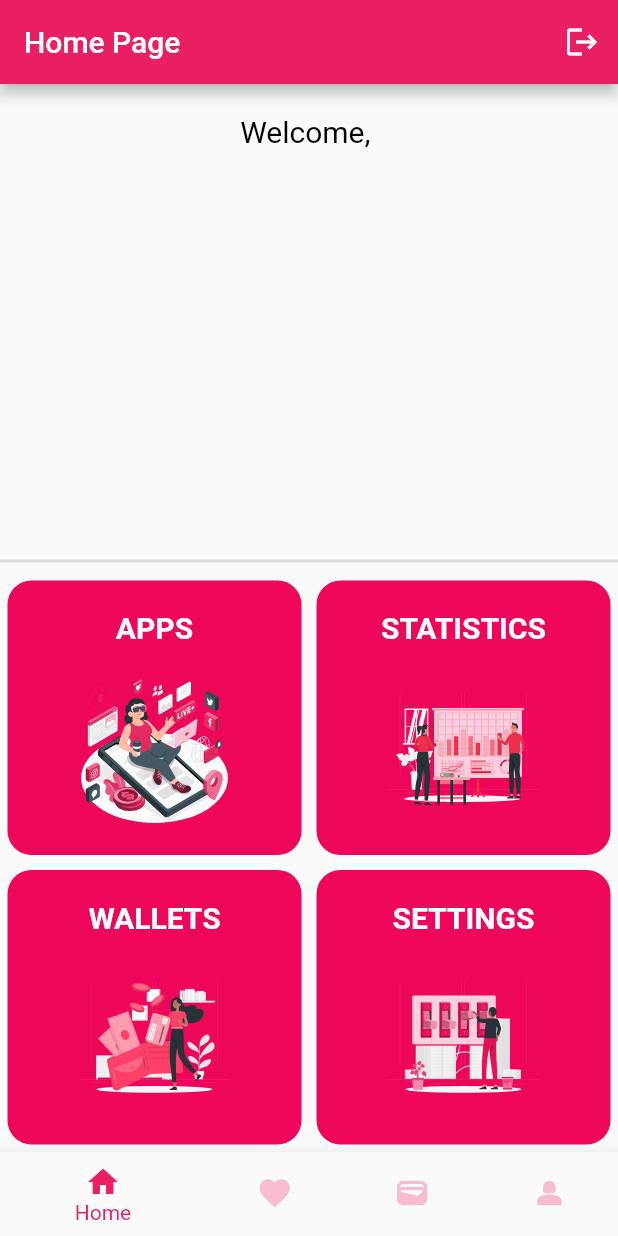
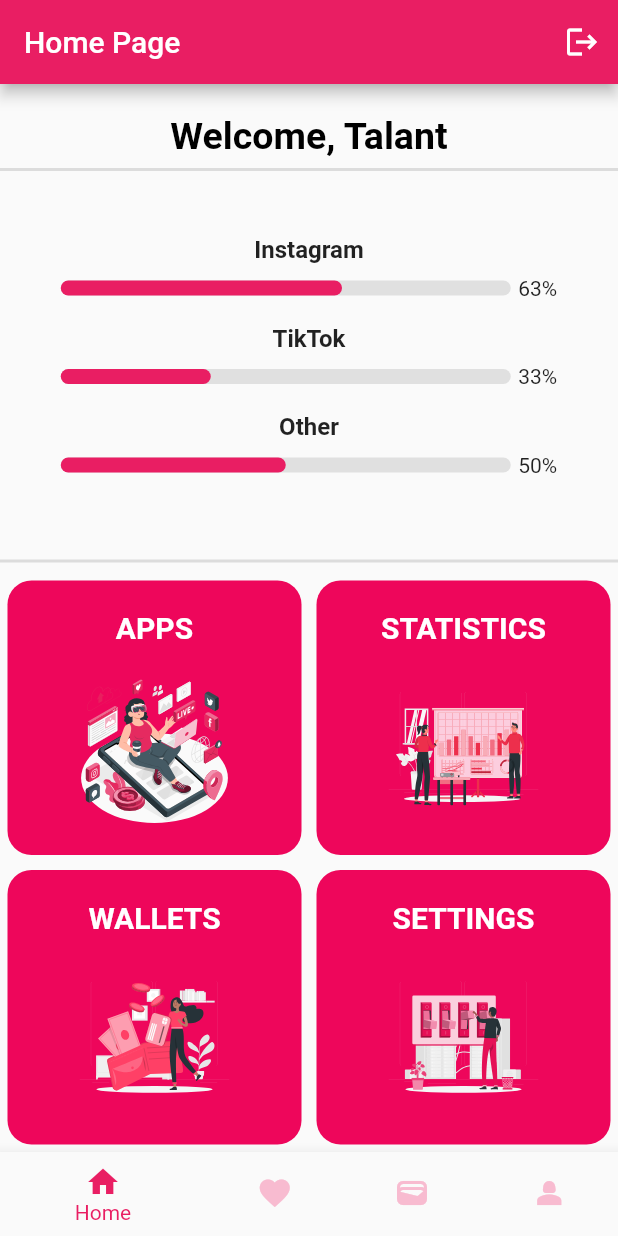
Before and after one commit to Curltai/stressout, a Flutter app: the screen it shows once a user with an empty profile is signed in, on a phone screen of 412 x 824 dp. Run offline on Flutter 3.47's test engine with Material 2 defaults, Android fonts, the phone set to English and light mode, and no system bars; our stand-ins replace firebase_auth, firebase_core, fl_chart, flutter_svg; accounts and stored records are empty.

Commit message:
Extended home page

```diff
--- a/lib/pages/home/view/home_page.dart
+++ b/lib/pages/home/view/home_page.dart
@@ -3,8 +3,10 @@ import 'package:flutter/material.dart';
 import 'package:stressout/pages/applications/apps.dart';
 import 'package:stressout/pages/home/widgets/card.dart';
 import 'package:flutter_svg/flutter_svg.dart';
+import 'package:fl_chart/fl_chart.dart';
 
 import '../../onboarding/onboarding.dart';
+import '../widgets/progress_bar.dart';
 
 class Home extends StatefulWidget {
   const Home({super.key});
@@ -34,6 +36,16 @@ class _HomeState extends State<Home> {
 
   @override
   Widget build(BuildContext context) {
+    double instagramHours = 15.0; // Hours spent on Instagram weekly
+    double tiktokHours = 8.0; // Hours spent on TikTok weekly
+    int stressLevel = 5; // Stress level
+
+    double instagramProgress =
+        instagramHours / 24.0; // Assuming a week has 24 hours
+    double tiktokProgress = tiktokHours / 24.0; // Assuming a week has 24 hours
+    double stressProgress =
+        stressLevel / 10.0; // Assuming stress level ranges from 0 to 10
+
     return Scaffold(
       appBar: AppBar(
         title: const Text("Home Page"),
@@ -59,11 +71,35 @@ class _HomeState extends State<Home> {
               //   ],
               // ),
               Text(
-                'Welcome, ${_currentUser?.email}',
-                style: TextStyle(fontSize: 20, color: Colors.black),
+                // 'Welcome, ${_currentUser?.email}',
+                'Welcome, Talant',
+                style: const TextStyle(
+                    fontSize: 25,
+                    color: Colors.black,
+                    fontWeight: FontWeight.bold),
               ),
+              const Divider(
+                thickness: 2,
+              ),
+              SizedBox(
+                height: 20,
+              ),
+
+              Padding(
+                padding: EdgeInsets.all(16),
+                child: Column(
+                  crossAxisAlignment: CrossAxisAlignment.start,
+                  children: [
+                    ProgressBar(
+                        itemName: 'Instagram', progress: instagramProgress),
+                    ProgressBar(itemName: 'TikTok', progress: tiktokProgress),
+                    ProgressBar(itemName: 'Other', progress: stressProgress),
+                  ],
+                ),
+              ),
+
               const Spacer(),
-              Divider(
+              const Divider(
                 thickness: 2,
               ),
               Column(
@@ -77,19 +113,19 @@ class _HomeState extends State<Home> {
                             Navigator.of(context).push(MaterialPageRoute(
                                 builder: (context) => const AppsPage())),
                           },
-                          child: MyCard(
+                          child: const MyCard(
                               label: 'APPS',
                               imagePath: 'assets/images/card-1.svg'),
                         ),
                       ),
-                      Expanded(
+                      const Expanded(
                         child: MyCard(
                             label: 'STATISTICS',
                             imagePath: 'assets/images/card-2.svg'),
                       ),
                     ],
                   ),
-                  Row(
+                  const Row(
                     children: [
                       Expanded(
                         child: MyCard(
--- /dev/null
+++ b/lib/pages/home/widgets/progress_bar.dart
@@ -0,0 +1,49 @@
+import 'package:flutter/material.dart';
+
+class ProgressBar extends StatelessWidget {
+  final String itemName;
+  final double progress;
+
+  const ProgressBar({required this.itemName, required this.progress});
+
+  @override
+  Widget build(BuildContext context) {
+    return Column(
+      children: [
+        Text(
+          itemName,
+          style: TextStyle(fontSize: 16, fontWeight: FontWeight.bold),
+        ),
+        SizedBox(height: 8),
+        Row(
+          mainAxisAlignment: MainAxisAlignment.center,
+          children: [
+            Container(
+              height: 10,
+              width: 300,
+              decoration: BoxDecoration(
+                color: Colors.grey[300],
+                borderRadius: BorderRadius.circular(5),
+              ),
+              child: FractionallySizedBox(
+                alignment: Alignment.centerLeft,
+                widthFactor: progress,
+                child: Container(
+                  decoration: BoxDecoration(
+                    color: Theme.of(context).primaryColor,
+                    borderRadius: BorderRadius.circular(5),
+                  ),
+                ),
+              ),
+            ),
+            SizedBox(
+              width: 5,
+            ),
+            Text((progress * 100).round().toString() + '%'),
+          ],
+        ),
+        SizedBox(height: 16),
+      ],
+    );
+  }
+}
--- a/lib/pages/login/views/login_page.dart
+++ b/lib/pages/login/views/login_page.dart
@@ -42,7 +42,7 @@ class _LoginState extends State<Login> {
 
       if (user != null) {
         Navigator.of(context).pushReplacement(
-          MaterialPageRoute(builder: (context) => Home()),
+          MaterialPageRoute(builder: (context) => MainPage()),
         );
       }
     } on FirebaseAuthException catch (e) {
--- a/lib/pages/sign_up/sign_up.dart
+++ b/lib/pages/sign_up/sign_up.dart
@@ -46,7 +46,7 @@ class _SignUpState extends State<SignUp> {
 
       if (user != null) {
         Navigator.of(context).pushReplacement(
-          MaterialPageRoute(builder: (context) => Home()),
+          MaterialPageRoute(builder: (context) => MainPage()),
         );
       }
     } on FirebaseAuthException catch (e) {
--- a/pubspec.yaml
+++ b/pubspec.yaml
@@ -39,6 +39,7 @@ dependencies:
   firebase_auth: ^4.6.3
   firebase_core: ^2.14.0
   font_awesome_flutter: ^10.4.0
+  fl_chart: ^0.63.0
 
 dev_dependencies:
   flutter_test:
```
Also changed, not shown: pubspec.lock.
